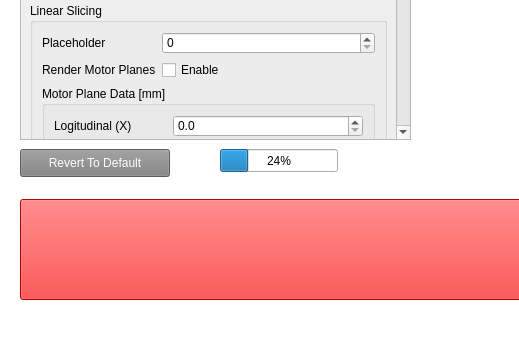
Old version of the form ui.ui in the repository LicGWasTaken/styro-slicer; both pictures show x 0 to 519 and y 401 to 764 of the 1123 by 764 pixel window.
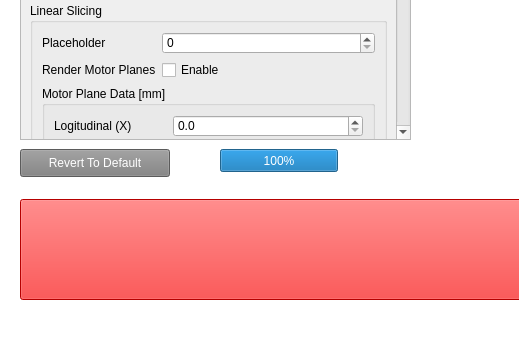
New version of the form. Custom widgets are drawn as their Qt base class.

Diff of the .ui file:
```diff
--- a/ui.ui
+++ b/ui.ui
@@ -739,7 +739,7 @@
      </rect>
     </property>
     <property name="value">
-     <number>24</number>
+     <number>100</number>
     </property>
    </widget>
   </widget>
```
